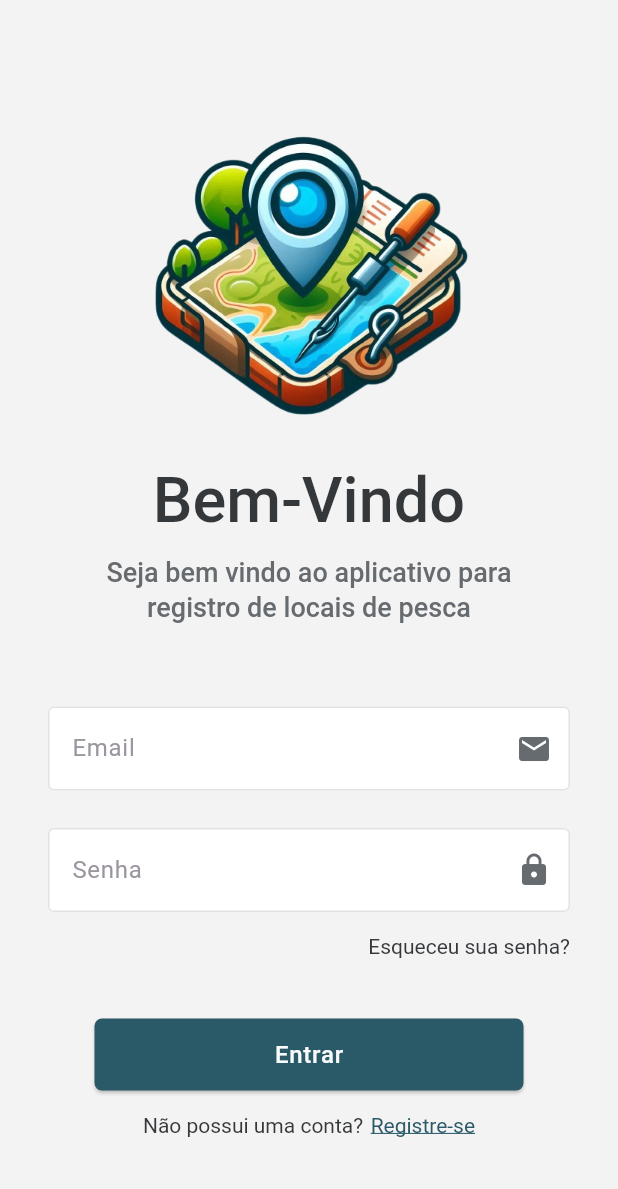
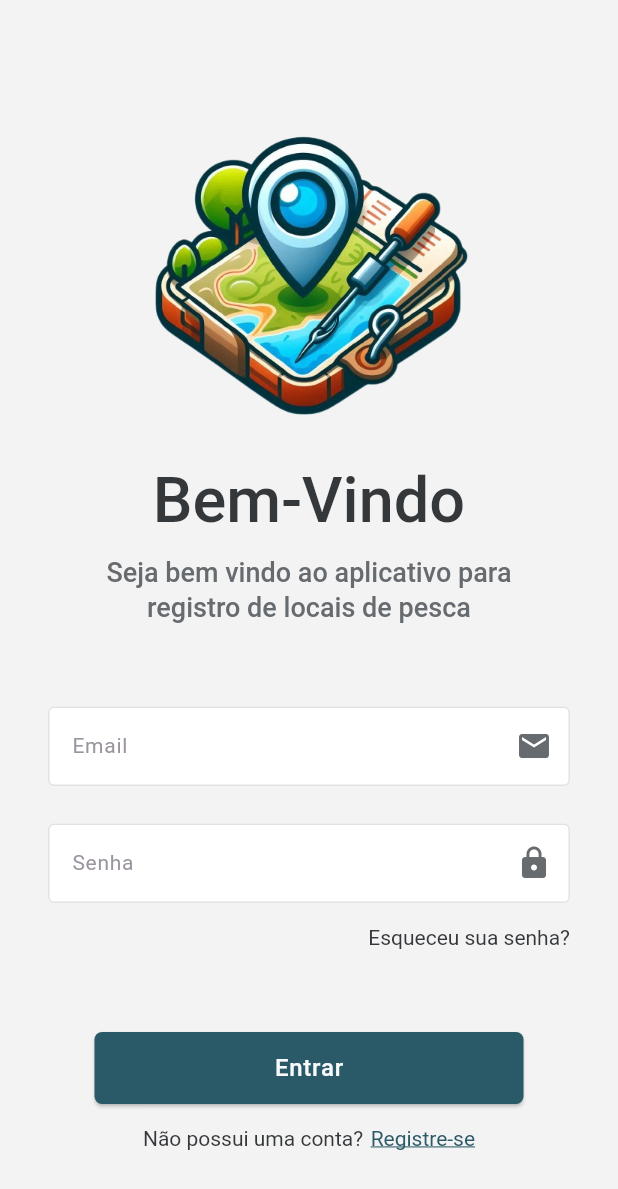
Before and after one commit to gbramoura/fishspot_app, a Flutter app: the screen it shows after launch, on a phone screen of 412 x 824 dp. Shown: the top 1189 px of the screen. Run offline on Flutter 3.47's test engine with Material 3 defaults, Android fonts, the phone set to English and light mode, and no system bars.

```diff
--- a/lib/components/custom_button.dart
+++ b/lib/components/custom_button.dart
@@ -22,6 +22,7 @@ class CustomButton extends StatelessWidget {
           borderRadius: BorderRadius.circular(5),
         ),
         backgroundColor: Theme.of(context).buttonTheme.colorScheme?.primary,
+        overlayColor: Theme.of(context).buttonTheme.colorScheme?.onPrimary,
       ),
       child: Text(
         label,
--- a/lib/components/custom_input_text.dart
+++ b/lib/components/custom_input_text.dart
@@ -20,12 +20,14 @@ class CustomInputText extends StatelessWidget {
     return TextField(
       controller: controller,
       obscureText: obscureText,
+      style: TextStyle(fontSize: 14),
       decoration: InputDecoration(
         border: OutlineInputBorder(),
         suffixIcon: icon,
         focusedBorder: OutlineInputBorder(
           borderSide: BorderSide(
-            color: HexColor('#00D389'),
+            color: Theme.of(context).buttonTheme.colorScheme?.primary ??
+                HexColor('#00D389'),
           ),
         ),
         enabledBorder: OutlineInputBorder(
--- a/lib/pages/login_page.dart
+++ b/lib/pages/login_page.dart
@@ -89,7 +89,7 @@ class LoginPage extends StatelessWidget {
                   ),
                 ],
               ),
-              SizedBox(height: 40),
+              SizedBox(height: 55),
               CustomButton(
                 onPressed: () {},
                 fixedSize: Size(286, 48),
--- a/lib/theme/dark_theme.dart
+++ b/lib/theme/dark_theme.dart
@@ -60,7 +60,7 @@ ThemeData darkMode = ThemeData(
     colorScheme: ColorScheme(
       brightness: Brightness.dark,
       primary: green250,
-      onPrimary: green250,
+      onPrimary: gray350,
       secondary: defaultColor,
       onSecondary: defaultColor,
       error: defaultColor,
```
Also changed, not shown: lib/components/custom_text_button.dart (deleted, +0 -23 lines), 45 other files.
